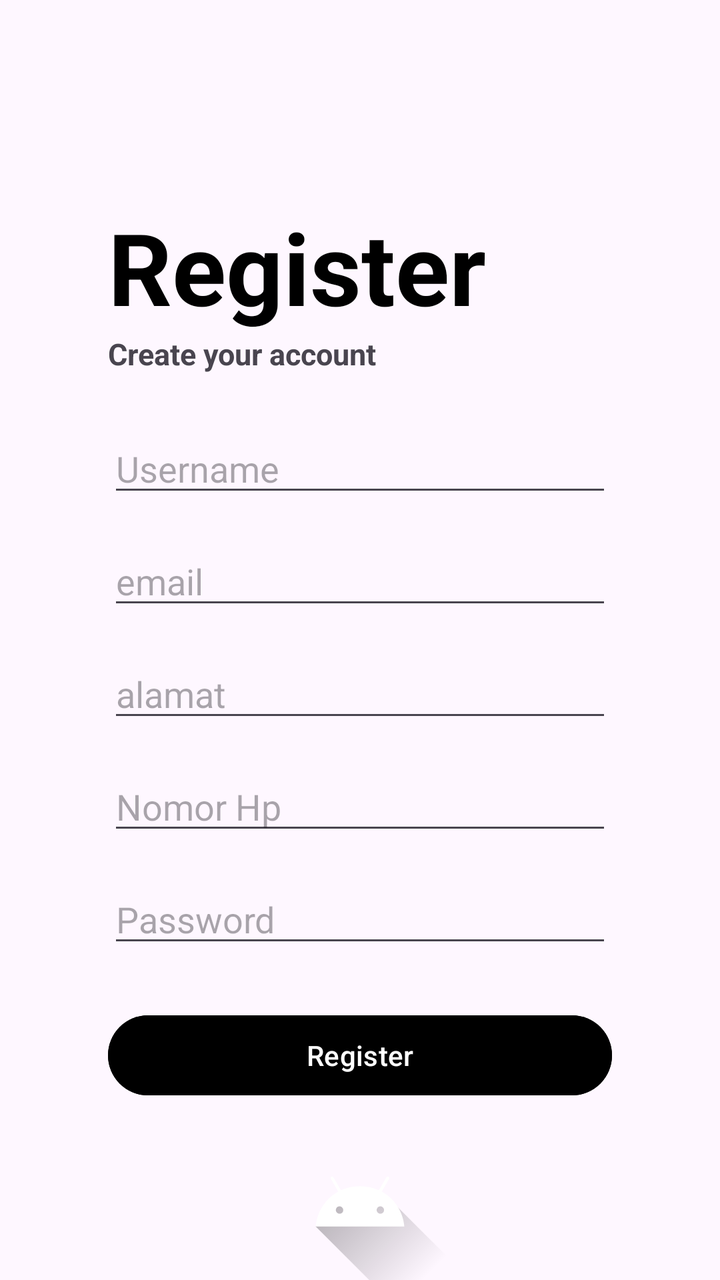
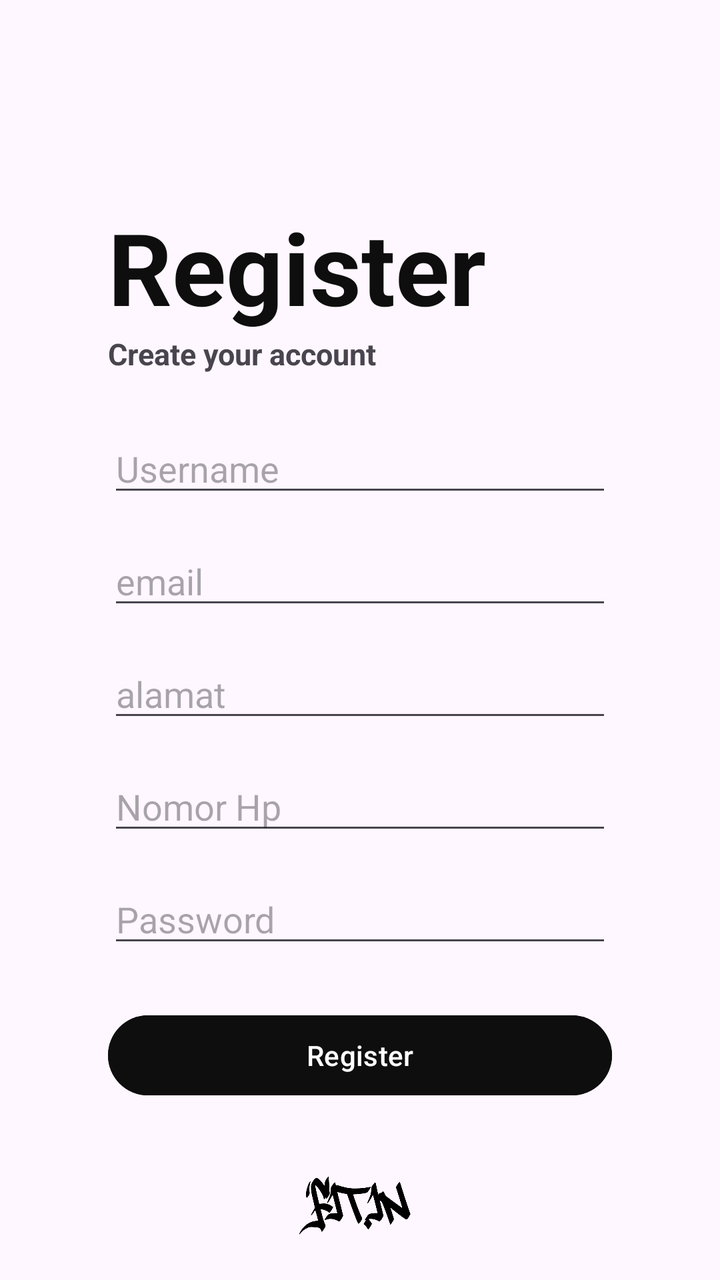

Before-and-after screenshots of an Android layout around one commit, followed by the original layout XML and the change that was made.
<!-- AndroidManifest.xml: application theme Theme.ECommerceFitIn -->
<!-- res/layout/activity_register.xml -->
<?xml version="1.0" encoding="utf-8"?>
<androidx.constraintlayout.widget.ConstraintLayout xmlns:android="http://schemas.android.com/apk/res/android"
    xmlns:app="http://schemas.android.com/apk/res-auto"
    xmlns:tools="http://schemas.android.com/tools"
    android:id="@+id/main"
    android:layout_width="match_parent"
    android:layout_height="match_parent"
    android:backgroundTint="@color/white"
    tools:context=".RegisterActivity">

    <EditText
        android:id="@+id/editTextTextEmailAddressRegis"
        android:layout_width="0dp"
        android:layout_height="wrap_content"
        android:layout_marginTop="15dp"
        android:hint="email"
        android:inputType="textEmailAddress"
        app:layout_constraintEnd_toEndOf="@+id/editTextTextUsername"
        app:layout_constraintStart_toStartOf="@+id/editTextTextUsername"
        app:layout_constraintTop_toBottomOf="@+id/editTextTextUsername" />

    <EditText
        android:id="@+id/editTextAlamat"
        android:layout_width="0dp"
        android:layout_height="wrap_content"
        android:layout_marginTop="15dp"
        android:inputType="text"
        android:hint="alamat"
        app:layout_constraintTop_toBottomOf="@id/editTextTextEmailAddressRegis"
        app:layout_constraintStart_toStartOf="@id/editTextTextEmailAddressRegis"
        app:layout_constraintEnd_toEndOf="@id/editTextTextEmailAddressRegis"/>

    <EditText
        android:id="@+id/editTextPhone"
        android:layout_width="0dp"
        android:layout_height="wrap_content"
        android:layout_marginTop="15dp"
        android:inputType="phone"
        android:hint="Nomor Hp"
        app:layout_constraintTop_toBottomOf="@id/editTextAlamat"
        app:layout_constraintStart_toStartOf="@id/editTextAlamat"
        app:layout_constraintEnd_toEndOf="@id/editTextAlamat"/>

    <EditText
        android:id="@+id/editTextTextPasswordRegis"
        android:layout_width="0dp"
        android:layout_height="wrap_content"
        android:layout_marginTop="15dp"
        android:hint="Password"
        android:inputType="textPassword"
        app:layout_constraintEnd_toEndOf="@id/editTextPhone"
        app:layout_constraintStart_toStartOf="@id/editTextPhone"
        app:layout_constraintTop_toBottomOf="@id/editTextPhone" />

    <Button
        android:id="@+id/buttonRegister"
        android:layout_width="0dp"
        android:layout_height="wrap_content"
        android:layout_marginTop="25dp"
        android:backgroundTint="@color/black"
        android:text="Register"
        app:layout_constraintEnd_toEndOf="@+id/editTextTextPasswordRegis"
        app:layout_constraintStart_toStartOf="@+id/editTextTextPasswordRegis"
        app:layout_constraintTop_toBottomOf="@id/editTextTextPasswordRegis" />

    <TextView
        android:id="@+id/textView2"
        android:layout_width="wrap_content"
        android:layout_height="wrap_content"
        android:layout_marginTop="100dp"
        android:text="Register"
        android:textSize="50dp"
        android:textStyle="bold"
        android:textColor="@color/black"
        app:layout_constraintStart_toStartOf="@+id/editTextTextUsername"
        app:layout_constraintTop_toTopOf="parent" />

    <TextView
        android:id="@+id/textView"
        android:layout_width="wrap_content"
        android:layout_height="wrap_content"
        android:text="Create your account"
        android:textSize="15dp"
        android:textStyle="bold"
        app:layout_constraintStart_toStartOf="@+id/editTextTextUsername"
        app:layout_constraintTop_toBottomOf="@+id/textView2" />

    <EditText
        android:id="@+id/editTextTextUsername"
        android:layout_width="wrap_content"
        android:layout_height="wrap_content"
        android:layout_marginTop="25dp"
        android:ems="12"
        android:hint="Username"
        android:inputType="text"
        app:layout_constraintEnd_toEndOf="parent"
        app:layout_constraintStart_toStartOf="parent"
        app:layout_constraintTop_toBottomOf="@+id/textView" />

    <ImageView
        android:id="@+id/imageView3"
        android:layout_width="162dp"
        android:layout_height="104dp"
        app:layout_constraintEnd_toEndOf="parent"
        app:layout_constraintStart_toStartOf="parent"
        app:layout_constraintTop_toBottomOf="@+id/buttonRegister"
        app:srcCompat="@drawable/ic_launcher_foreground" />
</androidx.constraintlayout.widget.ConstraintLayout>
<!-- resources referenced by this layout -->
<resources>
  <color name="black">#FF000000</color>
  <color name="white">#FFFFFFFF</color>
  <!-- drawable ic_launcher_foreground (drawable) -->
  <vector xmlns:android="http://schemas.android.com/apk/res/android"
      xmlns:aapt="http://schemas.android.com/aapt"
      android:width="108dp"
      android:height="108dp"
      android:viewportWidth="108"
      android:viewportHeight="108">
      <path android:pathData="M31,63.928c0,0 6.4,-11 12.1,-13.1c7.2,-2.6 26,-1.4 26,-1.4l38.1,38.1L107,108.928l-32,-1L31,63.928z">
          <aapt:attr name="android:fillColor">
              <gradient
                  android:endX="85.84757"
                  android:endY="92.4963"
                  android:startX="42.9492"
                  android:startY="49.59793"
                  android:type="linear">
                  <item
                      android:color="#44000000"
                      android:offset="0.0" />
                  <item
                      android:color="#00000000"
                      android:offset="1.0" />
              </gradient>
          </aapt:attr>
      </path>
      <path
          android:fillColor="#FFFFFF"
          android:fillType="nonZero"
          android:pathData="M65.3,45.828l3.8,-6.6c0.2,-0.4 0.1,-0.9 -0.3,-1.1c-0.4,-0.2 -0.9,-0.1 -1.1,0.3l-3.9,6.7c-6.3,-2.8 -13.4,-2.8 -19.7,0l-3.9,-6.7c-0.2,-0.4 -0.7,-0.5 -1.1,-0.3C38.8,38.328 38.7,38.828 38.9,39.228l3.8,6.6C36.2,49.428 31.7,56.028 31,63.928h46C76.3,56.028 71.8,49.428 65.3,45.828zM43.4,57.328c-0.8,0 -1.5,-0.5 -1.8,-1.2c-0.3,-0.7 -0.1,-1.5 0.4,-2.1c0.5,-0.5 1.4,-0.7 2.1,-0.4c0.7,0.3 1.2,1 1.2,1.8C45.3,56.528 44.5,57.328 43.4,57.328L43.4,57.328zM64.6,57.328c-0.8,0 -1.5,-0.5 -1.8,-1.2s-0.1,-1.5 0.4,-2.1c0.5,-0.5 1.4,-0.7 2.1,-0.4c0.7,0.3 1.2,1 1.2,1.8C66.5,56.528 65.6,57.328 64.6,57.328L64.6,57.328z"
          android:strokeWidth="1"
          android:strokeColor="#00000000" />
  </vector>
  <style name="Theme.ECommerceFitIn" parent="Base.Theme.ECommerceFitIn" />
  <style name="Base.Theme.ECommerceFitIn" parent="Theme.Material3.DayNight.NoActionBar">
          
          
      </style>
</resources>

<!-- the commit's change to res/layout/activity_register.xml (unified diff, before → after) -->
@@ -104,5 +104,5 @@
         app:layout_constraintEnd_toEndOf="parent"
         app:layout_constraintStart_toStartOf="parent"
         app:layout_constraintTop_toBottomOf="@+id/buttonRegister"
-        app:srcCompat="@drawable/ic_launcher_foreground" />
+        app:srcCompat="@drawable/fitin_logo" />
 </androidx.constraintlayout.widget.ConstraintLayout>
<!-- resource entries referenced after the edit -->
@@ -1,38 +1,8 @@
 <!-- resources referenced by this layout -->
 <resources>
-  <color name="black">#FF000000</color>
+  <color name="black">#0F0E0E</color>
   <color name="white">#FFFFFFFF</color>
-  <!-- drawable ic_launcher_foreground (drawable) -->
-  <vector xmlns:android="http://schemas.android.com/apk/res/android"
-      xmlns:aapt="http://schemas.android.com/aapt"
-      android:width="108dp"
-      android:height="108dp"
-      android:viewportWidth="108"
-      android:viewportHeight="108">
-      <path android:pathData="M31,63.928c0,0 6.4,-11 12.1,-13.1c7.2,-2.6 26,-1.4 26,-1.4l38.1,38.1L107,108.928l-32,-1L31,63.928z">
-          <aapt:attr name="android:fillColor">
-              <gradient
-                  android:endX="85.84757"
-                  android:endY="92.4963"
-                  android:startX="42.9492"
-                  android:startY="49.59793"
-                  android:type="linear">
-                  <item
-                      android:color="#44000000"
-                      android:offset="0.0" />
-                  <item
-                      android:color="#00000000"
-                      android:offset="1.0" />
-              </gradient>
-          </aapt:attr>
-      </path>
-      <path
-          android:fillColor="#FFFFFF"
-          android:fillType="nonZero"
-          android:pathData="M65.3,45.828l3.8,-6.6c0.2,-0.4 0.1,-0.9 -0.3,-1.1c-0.4,-0.2 -0.9,-0.1 -1.1,0.3l-3.9,6.7c-6.3,-2.8 -13.4,-2.8 -19.7,0l-3.9,-6.7c-0.2,-0.4 -0.7,-0.5 -1.1,-0.3C38.8,38.328 38.7,38.828 38.9,39.228l3.8,6.6C36.2,49.428 31.7,56.028 31,63.928h46C76.3,56.028 71.8,49.428 65.3,45.828zM43.4,57.328c-0.8,0 -1.5,-0.5 -1.8,-1.2c-0.3,-0.7 -0.1,-1.5 0.4,-2.1c0.5,-0.5 1.4,-0.7 2.1,-0.4c0.7,0.3 1.2,1 1.2,1.8C45.3,56.528 44.5,57.328 43.4,57.328L43.4,57.328zM64.6,57.328c-0.8,0 -1.5,-0.5 -1.8,-1.2s-0.1,-1.5 0.4,-2.1c0.5,-0.5 1.4,-0.7 2.1,-0.4c0.7,0.3 1.2,1 1.2,1.8C66.5,56.528 65.6,57.328 64.6,57.328L64.6,57.328z"
-          android:strokeWidth="1"
-          android:strokeColor="#00000000" />
-  </vector>
+  <!-- drawable fitin_logo: vector/xml drawable (drawable, 8581 chars, omitted) -->
   <style name="Theme.ECommerceFitIn" parent="Base.Theme.ECommerceFitIn" />
   <style name="Base.Theme.ECommerceFitIn" parent="Theme.Material3.DayNight.NoActionBar">
           
